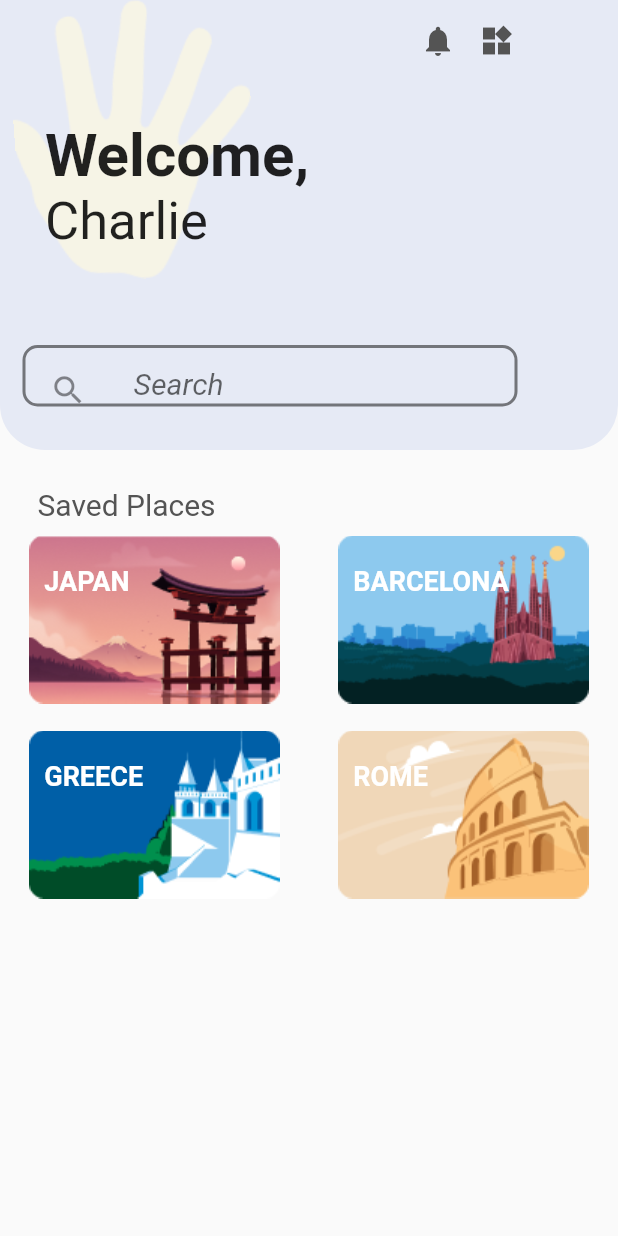
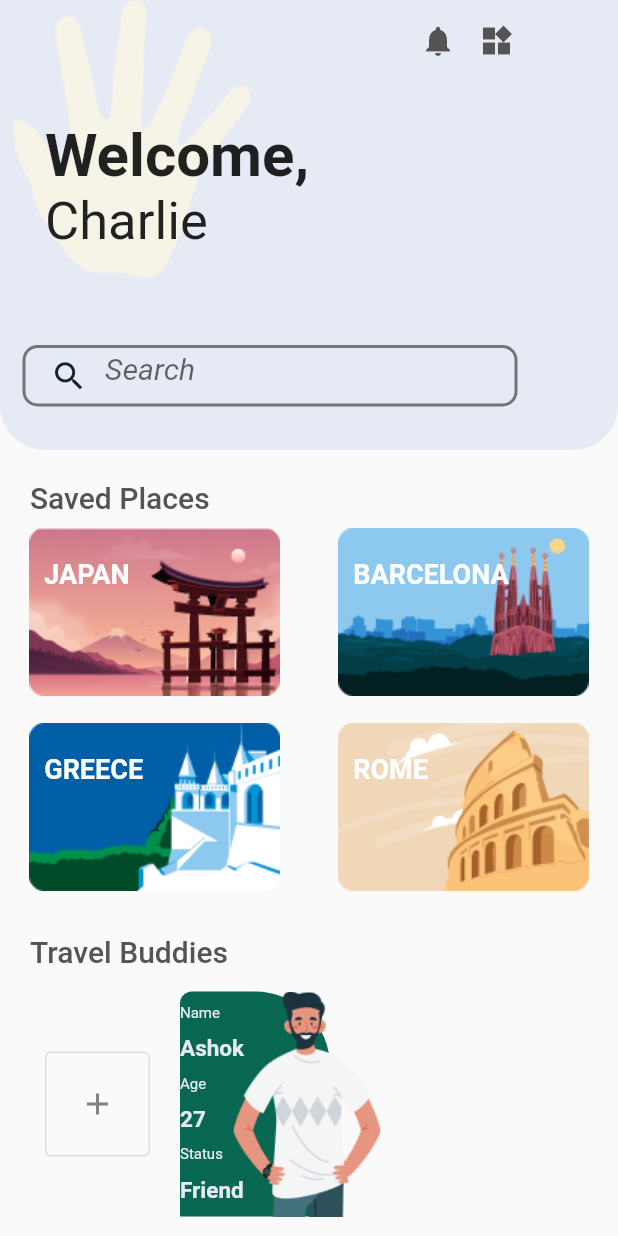
Before and after one commit to Felipe-dot/Travel-app, a Flutter app: the screen it shows after launch, on a phone screen of 412 x 824 dp. Run offline on Flutter 3.47's test engine with Material 2 defaults, Android fonts, the phone set to English and light mode, and no system bars.

Commit message:
Refatorações e avanços na aplicação

```diff
--- a/lib/components/my_header.dart
+++ b/lib/components/my_header.dart
@@ -13,7 +13,7 @@ class MyHeader extends StatelessWidget {
     return Container(
       height: 300,
       width: double.infinity,
-      decoration: BoxDecoration(
+      decoration: const BoxDecoration(
         color: lightWhite,
         borderRadius: BorderRadius.only(
           bottomLeft: Radius.circular(30),
@@ -37,7 +37,7 @@ class MyHeader extends StatelessWidget {
             top: 15,
             left: 280,
             child: Row(
-              children: [
+              children: const [
                 Icon(
                   Icons.notifications,
                   size: 24,
@@ -59,7 +59,7 @@ class MyHeader extends StatelessWidget {
             left: 30,
             child: Column(
               crossAxisAlignment: CrossAxisAlignment.start,
-              children: [
+              children: const [
                 Text(
                   "Welcome,",
                   style: TextStyle(
@@ -82,7 +82,7 @@ class MyHeader extends StatelessWidget {
             top: 230,
             left: 15,
             child: Container(
-              alignment: Alignment.center,
+              padding: const EdgeInsets.only(left: 5),
               height: 41,
               width: 330,
               decoration: BoxDecoration(
@@ -90,15 +90,15 @@ class MyHeader extends StatelessWidget {
                   color: Colors.black.withOpacity(0.5),
                   width: 2.0,
                 ),
-                borderRadius: BorderRadius.all(Radius.circular(10)),
+                borderRadius: const BorderRadius.all(Radius.circular(10)),
               ),
-              child: ListTile(
-                leading: Icon(
-                  Icons.search,
+              child: const TextField(
+                decoration: InputDecoration(
+                  prefixIcon: Icon(
+                    Icons.search_sharp,
                     size: 25,
+                    color: lightBlack,
                   ),
-                title: TextField(
-                  decoration: InputDecoration(
                   hintText: "Search",
                   hintStyle: TextStyle(
                     fontSize: 20,
@@ -109,7 +109,6 @@ class MyHeader extends StatelessWidget {
               ),
             ),
           ),
-          ),
         ],
       ),
     );
--- /dev/null
+++ b/lib/components/my_place.dart
@@ -0,0 +1,33 @@
+import 'package:flutter/material.dart';
+
+class MyPlace extends StatelessWidget {
+  final String imageAsset;
+  final String imageTitle;
+
+  const MyPlace({Key? key, required this.imageAsset, required this.imageTitle})
+      : super(key: key);
+
+  @override
+  Widget build(BuildContext context) {
+    return Stack(
+      children: [
+        Image.asset(
+          imageAsset,
+          fit: BoxFit.cover,
+        ),
+        Positioned(
+          left: 10,
+          top: 20,
+          child: Text(
+            imageTitle,
+            style: const TextStyle(
+              fontSize: 18,
+              fontWeight: FontWeight.w600,
+              color: Colors.white,
+            ),
+          ),
+        ),
+      ],
+    );
+  }
+}
--- /dev/null
+++ b/lib/components/my_saved_places.dart
@@ -0,0 +1,46 @@
+import 'package:flutter/material.dart';
+import 'my_place.dart';
+
+class MySavedPlaces extends StatelessWidget {
+  const MySavedPlaces({
+    Key? key,
+  }) : super(key: key);
+
+  @override
+  Widget build(BuildContext context) {
+    return SizedBox(
+      height: 260,
+      child: Column(
+        mainAxisAlignment: MainAxisAlignment.spaceAround,
+        children: [
+          Row(
+            mainAxisAlignment: MainAxisAlignment.spaceAround,
+            children: const [
+              MyPlace(
+                imageTitle: "JAPAN",
+                imageAsset: "assets/images/Japan.png",
+              ),
+              MyPlace(
+                imageTitle: "BARCELONA",
+                imageAsset: "assets/images/Barcelona.png",
+              ),
+            ],
+          ),
+          Row(
+            mainAxisAlignment: MainAxisAlignment.spaceAround,
+            children: const [
+              MyPlace(
+                imageTitle: "GREECE",
+                imageAsset: "assets/images/Greece.png",
+              ),
+              MyPlace(
+                imageTitle: "ROME",
+                imageAsset: "assets/images/Rome.png",
+              ),
+            ],
+          ),
+        ],
+      ),
+    );
+  }
+}
--- a/lib/main.dart
+++ b/lib/main.dart
@@ -13,7 +13,7 @@ class MyApp extends StatelessWidget {
   @override
   Widget build(BuildContext context) {
     return MaterialApp(
-      title: 'Flutter Demo',
+      title: 'Travel App',
       debugShowCheckedModeBanner: false,
       theme: ThemeData(
         primarySwatch: Colors.blue,
@@ -23,14 +23,3 @@ class MyApp extends StatelessWidget {
     );
   }
 }
-
-// class MyHomePage extends StatelessWidget {
-//   const MyHomePage({ Key? key }) : super(key: key);
-
-//   @override
-//   Widget build(BuildContext context) {
-//     return Container(
-
-//     );
-//   }
-// }
--- a/lib/screens/my_homepage_screen.dart
+++ b/lib/screens/my_homepage_screen.dart
@@ -1,7 +1,6 @@
-import 'dart:ui';
-
 import 'package:flutter/material.dart';
 import 'package:travelapp/components/my_header.dart';
+import 'package:travelapp/components/my_saved_places.dart';
 import '../constant.dart';
 
 class MyHomePage extends StatelessWidget {
@@ -16,13 +15,32 @@ class MyHomePage extends StatelessWidget {
             children: [
               const MyHeader(),
               Row(
+                mainAxisAlignment: MainAxisAlignment.start,
                 children: [
                   Container(
-                    margin: EdgeInsets.only(left: 25, top: 25),
-                    child: Text(
+                    margin: const EdgeInsets.only(left: 20, top: 20),
+                    child: const Text(
                       "Saved Places",
                       style: TextStyle(
                         fontSize: 20,
+                        fontWeight: FontWeight.w500,
+                        color: Color(0xff545454),
+                      ),
+                    ),
+                  ),
+                ],
+              ),
+              const MySavedPlaces(),
+              Row(
+                mainAxisAlignment: MainAxisAlignment.start,
+                children: [
+                  Container(
+                    margin: const EdgeInsets.only(left: 20, top: 20),
+                    child: const Text(
+                      "Travel Buddies",
+                      style: TextStyle(
+                        fontSize: 20,
+                        fontWeight: FontWeight.w500,
                         color: Color(0xff545454),
                       ),
                     ),
@@ -30,35 +48,30 @@ class MyHomePage extends StatelessWidget {
                 ],
               ),
               Container(
-                height: 260,
-                child: Column(
-                  mainAxisAlignment: MainAxisAlignment.spaceAround,
+                margin: const EdgeInsets.only(left: 15),
+                padding: const EdgeInsets.all(15),
+                alignment: Alignment.topLeft,
+                child: Row(
+                  mainAxisAlignment: MainAxisAlignment.start,
                   children: [
-                    Row(
-                      mainAxisAlignment: MainAxisAlignment.spaceAround,
-                      children: const [
-                        MyPlace(
-                          imageTitle: "JAPAN",
-                          imageAsset: "assets/images/Japan.png",
-                        ),
-                        MyPlace(
-                          imageTitle: "BARCELONA",
-                          imageAsset: "assets/images/Barcelona.png",
-                        ),
-                      ],
+                    OutlinedButton(
+                      onPressed: () {},
+                      style: OutlinedButton.styleFrom(
+                        enableFeedback: true,
+                        fixedSize: const Size(70, 70),
+                      ),
+                      child: const Icon(
+                        Icons.add,
+                        color: Color(0xff828282),
+                      ),
                     ),
-                    Row(
-                      mainAxisAlignment: MainAxisAlignment.spaceAround,
-                      children: const [
-                        MyPlace(
-                          imageTitle: "GREECE",
-                          imageAsset: "assets/images/Greece.png",
-                        ),
-                        MyPlace(
-                          imageTitle: "ROME",
-                          imageAsset: "assets/images/Rome.png",
-                        ),
-                      ],
+                    SingleChildScrollView(
+                      scrollDirection: Axis.horizontal,
+                      child: Row(
+                        children: [
+                          MyBuddy(),
+                        ],
+                      ),
                     ),
                   ],
                 ),
@@ -71,30 +84,88 @@ class MyHomePage extends StatelessWidget {
   }
 }
 
-class MyPlace extends StatelessWidget {
-  final String imageAsset;
-  final String imageTitle;
-
-  const MyPlace({Key? key, required this.imageAsset, required this.imageTitle})
-      : super(key: key);
+class MyBuddy extends StatelessWidget {
+  const MyBuddy({Key? key}) : super(key: key);
 
   @override
   Widget build(BuildContext context) {
     return Stack(
+      alignment: Alignment.topLeft,
       children: [
-        Image.asset(
-          imageAsset,
-          fit: BoxFit.cover,
+        Container(
+          margin: const EdgeInsets.only(left: 20, right: 35),
+          height: 150,
+          width: 100,
+          decoration: const BoxDecoration(
+            borderRadius: BorderRadius.only(
+              topLeft: Radius.circular(8),
+              topRight: Radius.circular(50),
+            ),
+            color: lightGreen,
+          ),
+          child: Column(
+            crossAxisAlignment: CrossAxisAlignment.start,
+            mainAxisAlignment: MainAxisAlignment.spaceEvenly,
+            children: const [
+              Text(
+                "Name",
+                style: TextStyle(
+                  color: lightWhite,
+                  fontWeight: FontWeight.w400,
+                  fontSize: 10,
+                ),
+              ),
+              Text(
+                "Ashok",
+                style: TextStyle(
+                  color: lightWhite,
+                  fontWeight: FontWeight.bold,
+                  fontSize: 15,
+                ),
+              ),
+              Text(
+                "Age",
+                style: TextStyle(
+                  color: lightWhite,
+                  fontWeight: FontWeight.w400,
+                  fontSize: 10,
+                ),
+              ),
+              Text(
+                "27",
+                style: TextStyle(
+                  color: lightWhite,
+                  fontWeight: FontWeight.bold,
+                  fontSize: 15,
+                ),
+              ),
+              Text(
+                "Status",
+                style: TextStyle(
+                  color: lightWhite,
+                  fontWeight: FontWeight.w400,
+                  fontSize: 10,
+                ),
+              ),
+              Text(
+                "Friend",
+                style: TextStyle(
+                  color: lightWhite,
+                  fontWeight: FontWeight.bold,
+                  fontSize: 15,
+                ),
+              ),
+            ],
+          ),
         ),
         Positioned(
-          left: 10,
-          top: 20,
-          child: Text(
-            imageTitle,
-            style: TextStyle(
-              fontSize: 18,
-              fontWeight: FontWeight.w600,
-              color: Colors.white,
+          left: 55,
+          child: SizedBox(
+            height: 150,
+            width: 100,
+            child: Image.asset(
+              'assets/images/friend1.png',
+              fit: BoxFit.contain,
             ),
           ),
         ),
```
Lines whose indentation alone changed are shown as unchanged.
